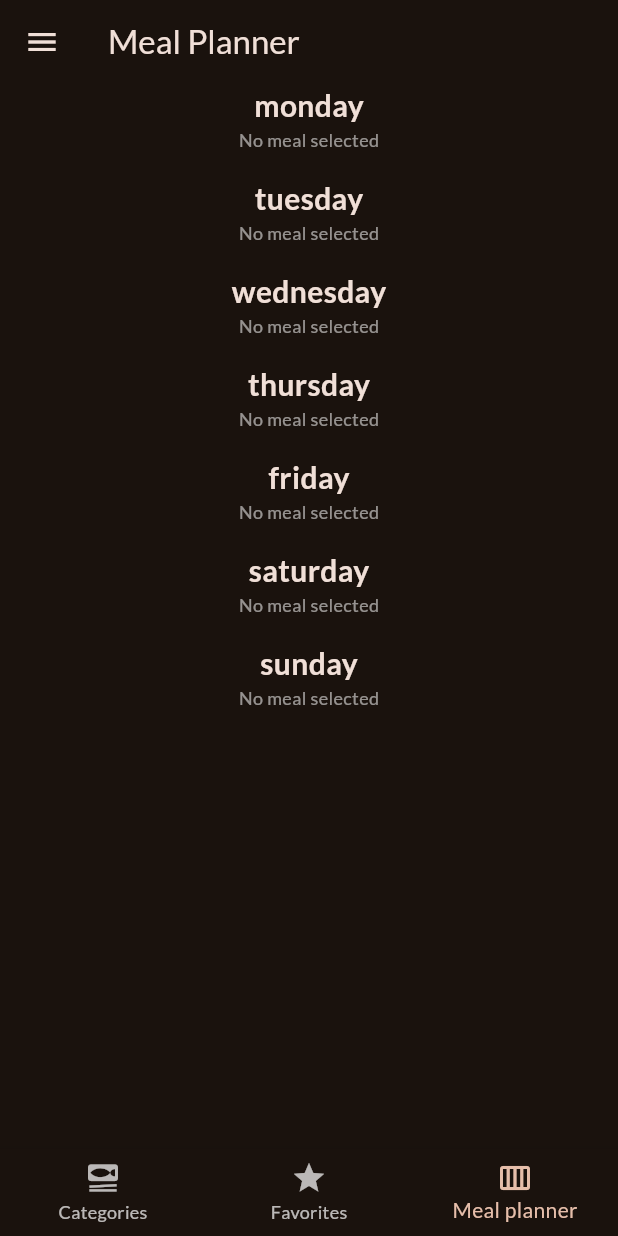
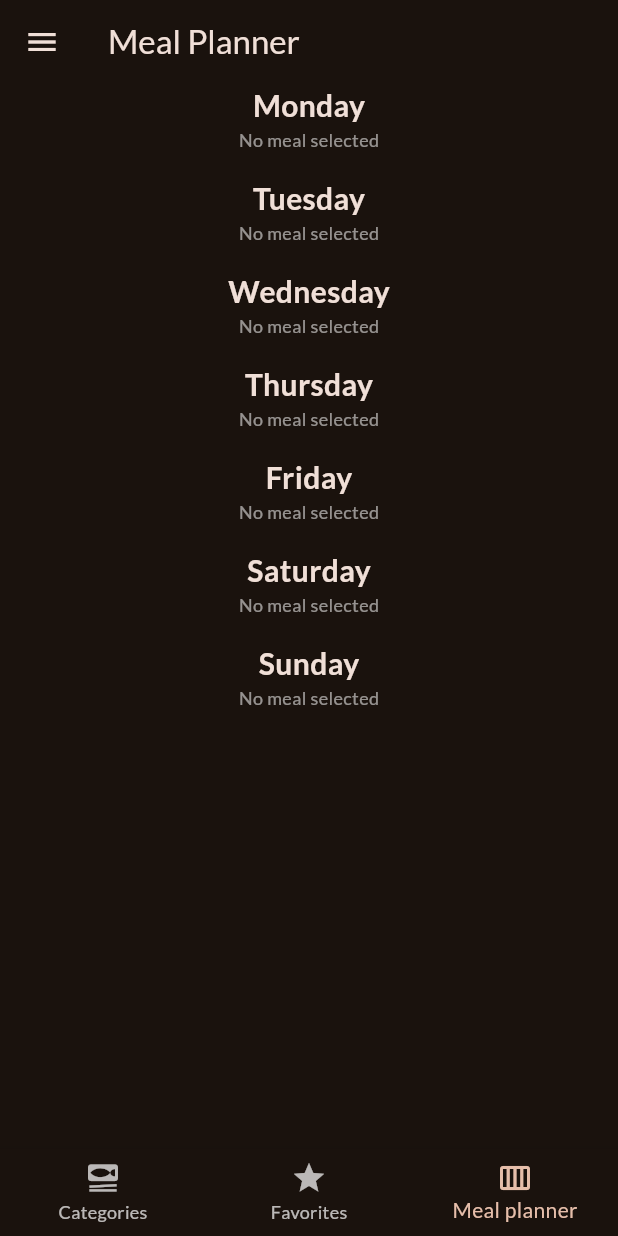
Before and after one commit to StenOskar/meals_app, a Flutter app: the screen it shows after launch, item 3 of the bottom bar chosen, on a phone screen of 412 x 824 dp. Run offline on Flutter 3.47's test engine with Material 3 defaults, Android fonts, the phone set to English and light mode, and no system bars; our stand-ins replace google_fonts, transparent_image.

Commit message:
refactor: capitalize day title

```diff
--- a/lib/screens/meal_planner.dart
+++ b/lib/screens/meal_planner.dart
@@ -51,7 +51,7 @@ class MealPlannerScreenState extends State<MealPlannerScreen> {
                 return Column(
                   children: [
                     Text(
-                      day.name,
+                      day.name[0].toUpperCase() + day.name.substring(1),
                       style: TextStyle(
                         color: Theme.of(context).colorScheme.onSurface,
                         fontSize: 20,
```
